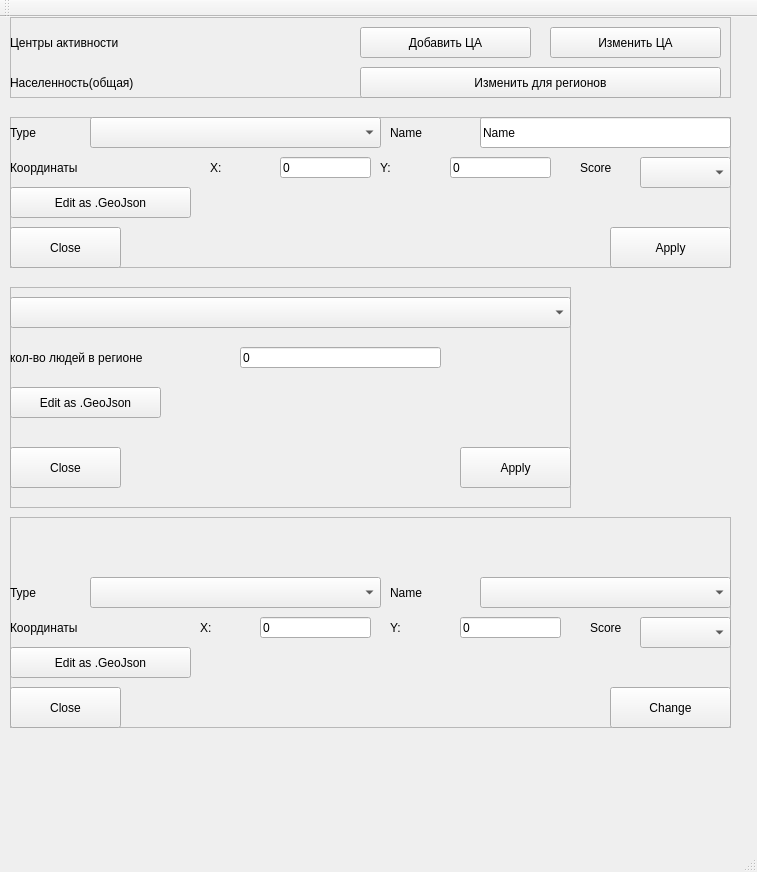
The window that source/untitled.ui (s21dlemanskiy/Drones_Oman) describes before a commit, drawn with Qt 5.
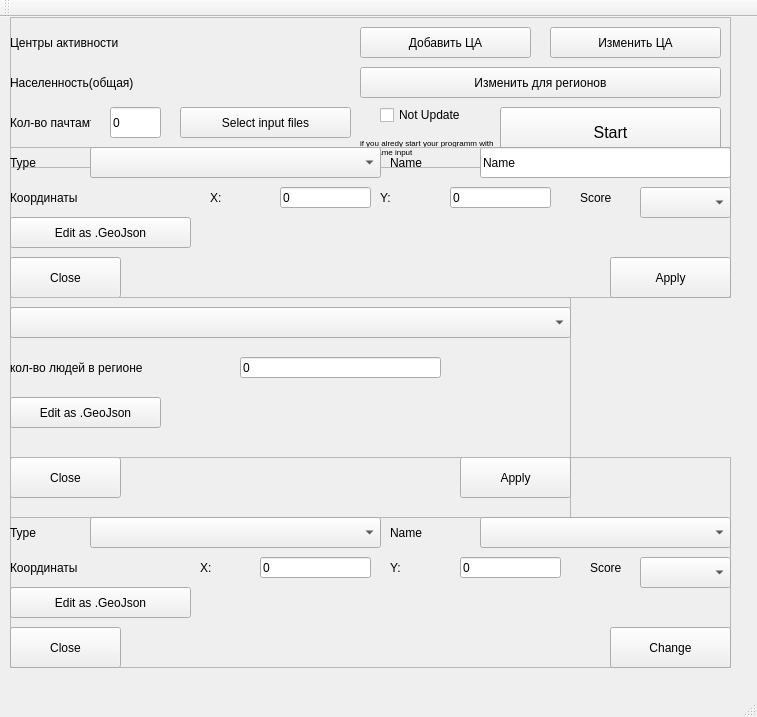
The same window after the commit.

Commit message: upd FRONTEND added Start button

Diff of the .ui file:
```diff
--- a/source/untitled.ui
+++ b/source/untitled.ui
@@ -7,7 +7,7 @@
     <x>0</x>
     <y>0</y>
     <width>757</width>
-    <height>872</height>
+    <height>717</height>
    </rect>
   </property>
   <property name="windowTitle">
@@ -20,7 +20,7 @@
       <x>10</x>
       <y>0</y>
       <width>721</width>
-      <height>81</height>
+      <height>151</height>
      </rect>
     </property>
     <property name="frameShape">
@@ -120,6 +120,97 @@
       <string>Изменить ЦА</string>
      </property>
     </widget>
+    <widget class="QLineEdit" name="lineEdit_7">
+     <property name="geometry">
+      <rect>
+       <x>100</x>
+       <y>90</y>
+       <width>51</width>
+       <height>31</height>
+      </rect>
+     </property>
+     <property name="text">
+      <string>0</string>
+     </property>
+    </widget>
+    <widget class="QLabel" name="label_18">
+     <property name="geometry">
+      <rect>
+       <x>0</x>
+       <y>90</y>
+       <width>81</width>
+       <height>31</height>
+      </rect>
+     </property>
+     <property name="text">
+      <string>Кол-во пачтамтов</string>
+     </property>
+    </widget>
+    <widget class="QPushButton" name="pushButton_13">
+     <property name="geometry">
+      <rect>
+       <x>170</x>
+       <y>90</y>
+       <width>171</width>
+       <height>31</height>
+      </rect>
+     </property>
+     <property name="text">
+      <string>Select input files</string>
+     </property>
+    </widget>
+    <widget class="QPushButton" name="pushButton_14">
+     <property name="geometry">
+      <rect>
+       <x>490</x>
+       <y>90</y>
+       <width>221</width>
+       <height>51</height>
+      </rect>
+     </property>
+     <property name="font">
+      <font>
+       <pointsize>12</pointsize>
+      </font>
+     </property>
+     <property name="text">
+      <string>Start</string>
+     </property>
+    </widget>
+    <widget class="QCheckBox" name="checkBox">
+     <property name="geometry">
+      <rect>
+       <x>370</x>
+       <y>90</y>
+       <width>111</width>
+       <height>16</height>
+      </rect>
+     </property>
+     <property name="text">
+      <string>Not Update</string>
+     </property>
+    </widget>
+    <widget class="QLabel" name="label_19">
+     <property name="geometry">
+      <rect>
+       <x>350</x>
+       <y>110</y>
+       <width>141</width>
+       <height>41</height>
+      </rect>
+     </property>
+     <property name="font">
+      <font>
+       <pointsize>6</pointsize>
+      </font>
+     </property>
+     <property name="text">
+      <string>if you alredy start your programm with the same input</string>
+     </property>
+     <property name="wordWrap">
+      <bool>true</bool>
+     </property>
+    </widget>
    </widget>
    <widget class="QFrame" name="add_center">
     <property name="enabled">
@@ -128,7 +219,7 @@
     <property name="geometry">
      <rect>
       <x>10</x>
-      <y>100</y>
+      <y>130</y>
       <width>721</width>
       <height>151</height>
      </rect>
@@ -323,7 +414,7 @@
     <property name="geometry">
      <rect>
       <x>10</x>
-      <y>270</y>
+      <y>280</y>
       <width>561</width>
       <height>221</height>
      </rect>
@@ -417,7 +508,7 @@
     <property name="geometry">
      <rect>
       <x>10</x>
-      <y>500</y>
+      <y>440</y>
       <width>721</width>
       <height>211</height>
      </rect>
```
The commit also changes 7 other files.
